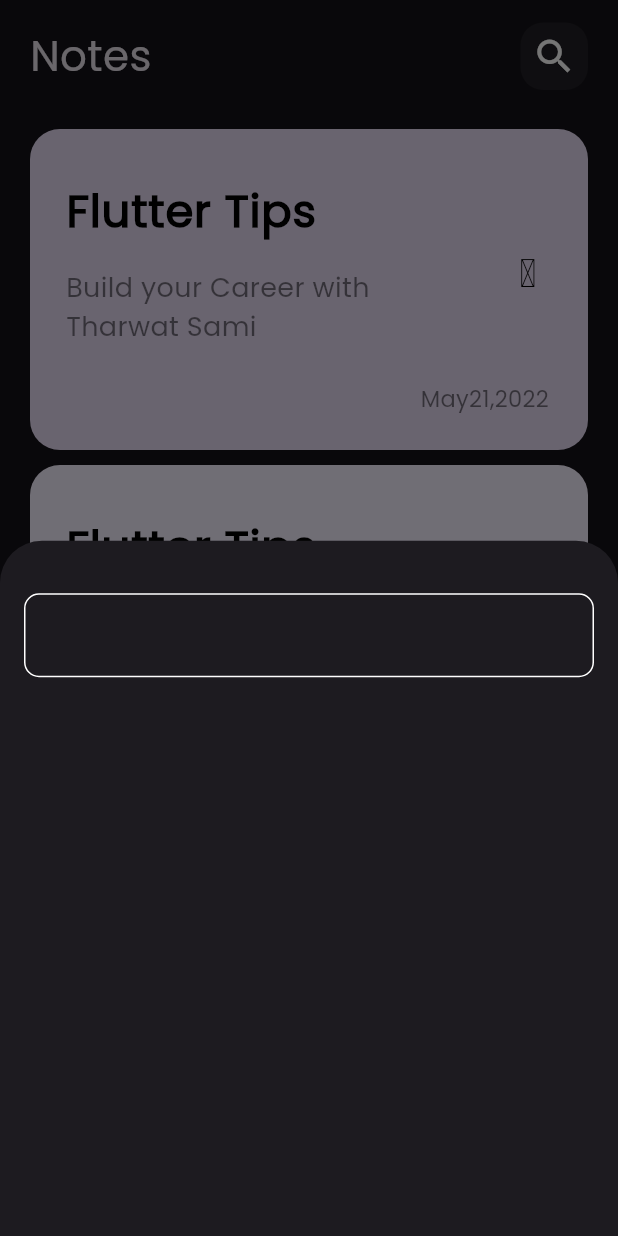
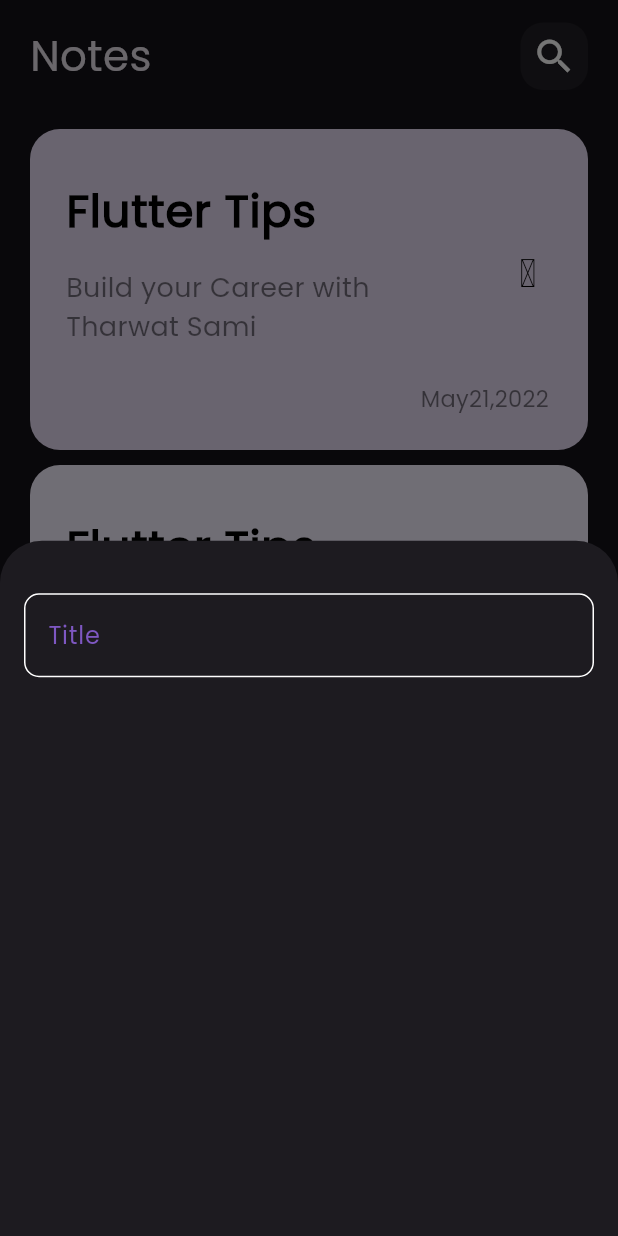
Before and after one commit to AlaaElkhamisy/Note_app, a Flutter app: the screen it shows after launch, after a tap on the "add" icon, on a phone screen of 412 x 824 dp. Run offline on Flutter 3.47's test engine with Material 3 defaults, Android fonts, the phone set to English and light mode, and no system bars; missing offline and left inert: font_awesome_icon_class.

Commit message:
custom text field

```diff
--- a/lib/customs/custom_text_field.dart
+++ b/lib/customs/custom_text_field.dart
@@ -1,4 +1,5 @@
 import 'package:flutter/material.dart';
+import 'package:note/customs/app_colors.dart';
 
 class CustomTextField extends StatelessWidget {
   const CustomTextField({super.key});
@@ -6,12 +7,17 @@ class CustomTextField extends StatelessWidget {
   @override
   Widget build(BuildContext context) {
     return TextField(
-      decoration:
-          InputDecoration(border: buildBorder(), enabledBorder: buildBorder()),
+      cursorColor: AppColors.primaryColor,
+      decoration: InputDecoration(
+          hintText: "Title",
+          hintStyle: TextStyle(color: AppColors.primaryColor),
+          border: buildBorder(),
+          enabledBorder: buildBorder(),
+          focusedBorder: buildBorder(AppColors.primaryColor)),
     );
   }
 
-  OutlineInputBorder buildBorder() => OutlineInputBorder(
+  OutlineInputBorder buildBorder([color]) => OutlineInputBorder(
       borderRadius: BorderRadius.circular(10),
-      borderSide: BorderSide(color: Colors.white));
+      borderSide: BorderSide(color: color ?? Colors.white));
 }
```
